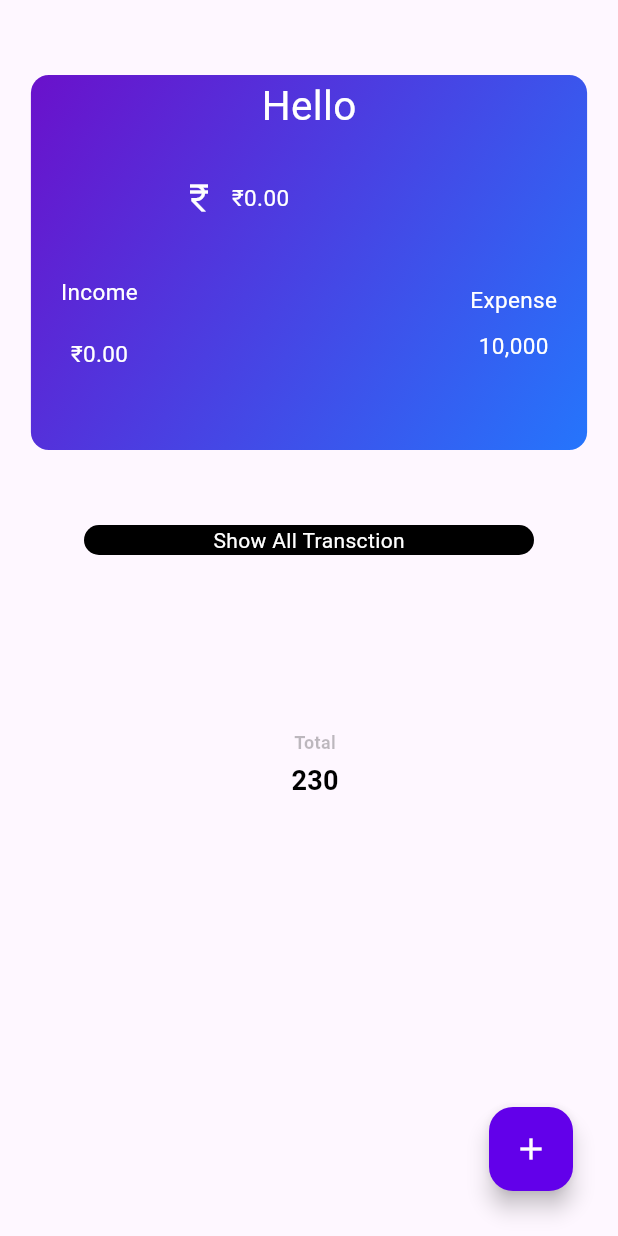
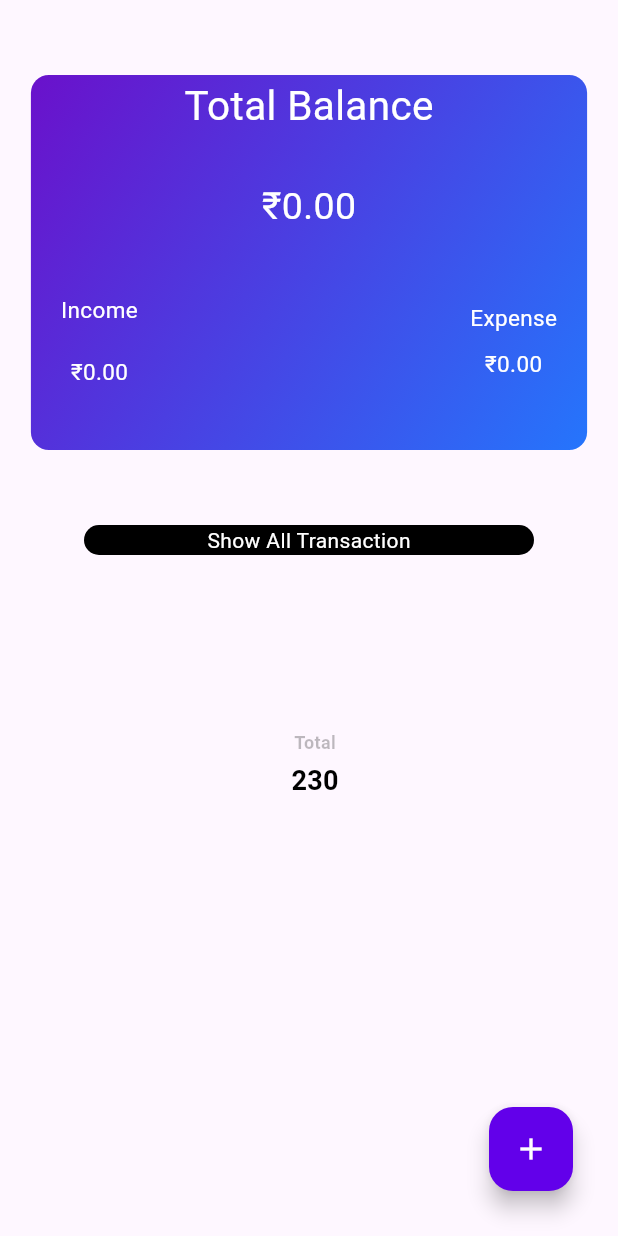
Before and after one commit to rituraj0506/finance_tracker, a Flutter app: the screen it shows after launch, on a phone screen of 412 x 824 dp. Run offline on Flutter 3.47's test engine with Material 3 defaults, Android fonts, the light colour scheme and no system bars; drawn by our look-alikes of fl_chart; network calls fail.

Commit message:
add changes in uncome page

```diff
--- a/finance_tracker/lib/Pages/HomePage.dart
+++ b/finance_tracker/lib/Pages/HomePage.dart
@@ -25,9 +25,9 @@ class _HomepageState extends State<Homepage>
   double income = 0.0;
   double expense = 0.0;
 
-  double totalIncome = 0.0;
+  double LastIncome = 0.0;
   double totalBalance = 0.0;
-  double totalExpense = 0.0;
+  double LastExpense = 0.0;
   bool isMonthSelected = false;
   bool isYearSelected = false;
 
@@ -51,10 +51,7 @@ class _HomepageState extends State<Homepage>
       .values
       .toList();
 
-  void resetSelectd() {
-    isMonthSelected = false;
-    isYearSelected = false;
-  }
+
 
   Future<void> fetchData() async {
     final url = Uri.parse(
@@ -66,19 +63,18 @@ class _HomepageState extends State<Homepage>
 
       data.forEach((key, value) {
         if (value['selectedCategory'] == 'Income') {
-          // totalIncome += double.tryParse(value['amount']) ?? 0.0;
           totalBalance += double.tryParse(value['amount']) ?? 0.0;
+          LastIncome = double.tryParse(value['amount']) ?? 0.0;
         } else {
-          // totalExpense += double.tryParse(value['amount']) ?? 0.0;
-          //totalIncome -= double.tryParse(value['amount']) ?? 0.0;
+          LastExpense = double.tryParse(value['amount']) ?? 0.0;
           totalBalance -= double.tryParse(value['amount']) ?? 0.0;
         }
       });
 
       setState(() {
-        income = totalIncome;
-        expense = totalExpense;
-        PieData.updateData(income, expense, totalIncome);
+        LastIncome = LastIncome;
+        LastExpense = LastExpense;
+        PieData.updateData(LastIncome, LastExpense, totalBalance);
       });
     } catch (error) {
       print('Error fetching data: $error');
@@ -149,31 +145,22 @@ class _HomepageState extends State<Homepage>
 
                           child: Padding(
                             padding: const EdgeInsets.only(top: 1.0),
+                            child: Center(
                               child: Column(
                                 children: [
                                   Text(
-                                  'Hello',
+                                    'Total Balance',
                                     style: TextStyle(
                                         fontSize: 27, color: Colors.white),
                                   ),
                                   const SizedBox(height: 30),
-                                Padding(
-                                  padding: const EdgeInsets.only(left: 100.0),
-                                  child: Row(
-                                    children: [
-                                      Icon(
-                                        Icons.currency_rupee_outlined,
-                                        color: Colors.white,
-                                      ),
                                   const SizedBox(width: 10),
                                   Text(
                                     "₹${totalBalance.toStringAsFixed(2)}",
                                     style: TextStyle(
-                                            color: Colors.white, fontSize: 15),
+                                        color: Colors.white, fontSize: 25),
                                   ),
-                                    ],
-                                  ),
-                                ),
+
                                   SizedBox(height: 40),
                                   Padding(
                                     padding: const EdgeInsets.symmetric(
@@ -196,7 +183,7 @@ class _HomepageState extends State<Homepage>
                                             ),
                                             const SizedBox(height: 10),
                                             Text(
-                                            "₹${income.toStringAsFixed(2)}",
+                                              "₹${LastIncome.toStringAsFixed(2)}",
                                               style: TextStyle(
                                                   color: Colors.white,
                                                   fontSize: 15),
@@ -216,7 +203,7 @@ class _HomepageState extends State<Homepage>
                                               height: 10,
                                             ),
                                             Text(
-                                            "10,000",
+                                              "₹${LastExpense.toStringAsFixed(2)}",
                                               style: TextStyle(
                                                 color: Colors.white,
                                                 fontSize: 15,
@@ -228,6 +215,7 @@ class _HomepageState extends State<Homepage>
                                     ),
                                   ),
                                 ],
+                              ),
                             ),
                           ),
                         ),
@@ -252,7 +240,7 @@ class _HomepageState extends State<Homepage>
                       ),
                       child: Center(
                         child: Text(
-                          "Show All Transction",
+                          "Show All Transaction",
                           style: TextStyle(color: Colors.white),
                         ),
                       ),
```
Also changed, not shown: finance_tracker/lib/Pages/IncomePage.dart (+24 -153 lines), finance_tracker/lib/piedata.dart (+43 -14 lines). Lines whose indentation alone changed are shown as unchanged.
